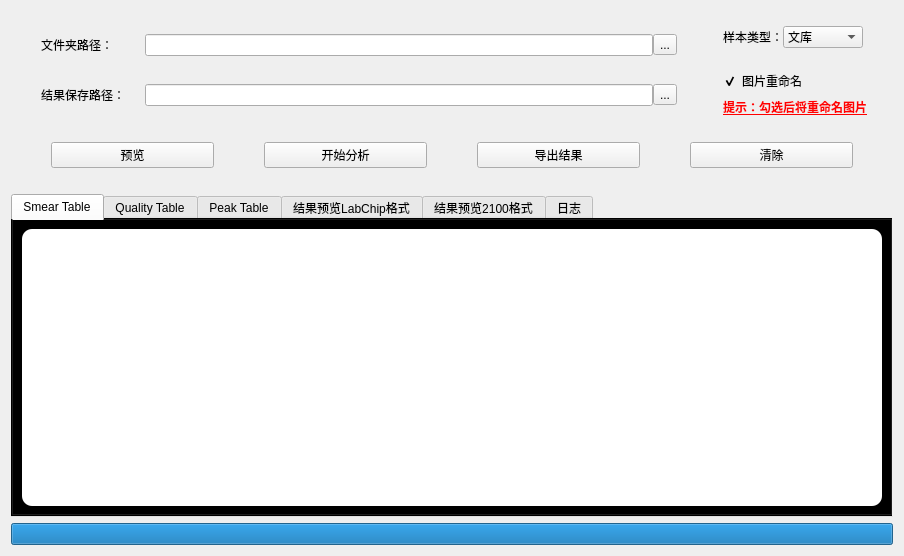
Qt form UI/MainWindow.ui (shiqideng/dataprocess) before a commit.
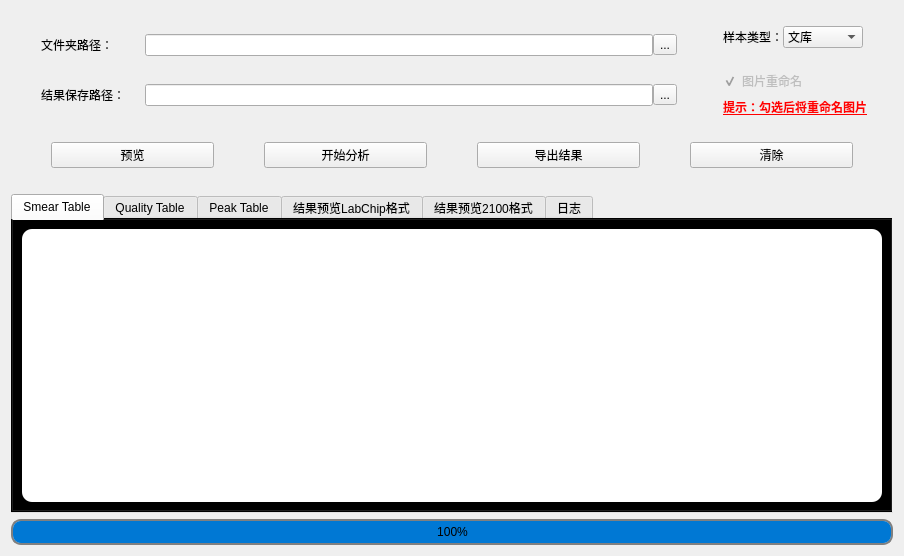
The same form after that commit.

```diff
--- a/UI/MainWindow.ui
+++ b/UI/MainWindow.ui
@@ -217,6 +217,9 @@
          </property>
          <item>
           <widget class="QCheckBox" name="ReName5400CheckBox">
+           <property name="enabled">
+            <bool>false</bool>
+           </property>
            <property name="layoutDirection">
             <enum>Qt::LayoutDirection::LeftToRight</enum>
            </property>
@@ -483,6 +486,19 @@
      <property name="layoutDirection">
       <enum>Qt::LayoutDirection::LeftToRight</enum>
      </property>
+     <property name="styleSheet">
+      <string notr="true">QProgressBar {  
+    border: 2px solid grey;  
+    border-radius: 10px;  
+    background-color: #e0e0e0;  
+    text-align: center;  
+}  
+  
+QProgressBar::chunk {  
+    background-color: #0078d4; /* 你可以改变这个颜色以匹配你的应用程序的主题 */  
+    border-radius: 8px;  
+}</string>
+     </property>
      <property name="value">
       <number>100</number>
      </property>
@@ -490,11 +506,17 @@
       <set>Qt::AlignmentFlag::AlignCenter</set>
      </property>
      <property name="textVisible">
-      <bool>false</bool>
+      <bool>true</bool>
      </property>
      <property name="orientation">
       <enum>Qt::Orientation::Horizontal</enum>
      </property>
+     <property name="invertedAppearance">
+      <bool>false</bool>
+     </property>
+     <property name="textDirection">
+      <enum>QProgressBar::Direction::BottomToTop</enum>
+     </property>
     </widget>
    </item>
   </layout>
```
